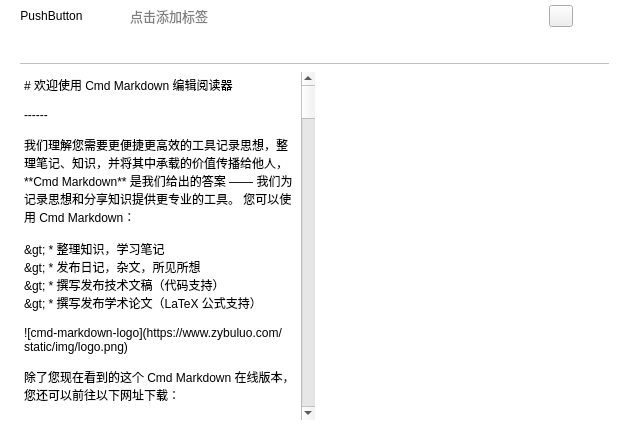
The window that views/markdowneditorwidget.ui (Gitnoter/Gitnoter) describes before a commit, drawn with Qt 5.
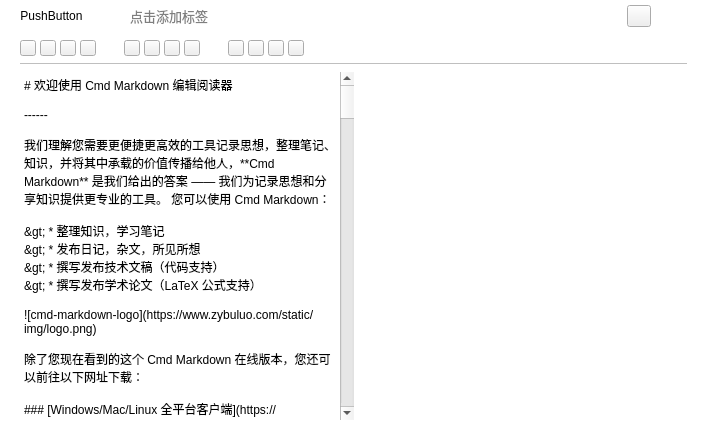
The same window after the commit. Icons and pictures are not drawn. Custom widgets are drawn as their Qt base class.

```diff
--- a/views/markdowneditorwidget.ui
+++ b/views/markdowneditorwidget.ui
@@ -6,7 +6,7 @@
    <rect>
     <x>0</x>
     <y>0</y>
-    <width>629</width>
+    <width>707</width>
     <height>428</height>
    </rect>
   </property>
@@ -290,8 +290,299 @@
              <height>32</height>
             </size>
            </property>
-           <widget class="QWidget" name="page"/>
-           <widget class="QWidget" name="page_2"/>
+           <widget class="QWidget" name="page_editTools">
+            <layout class="QHBoxLayout" name="horizontalLayout_4">
+             <property name="spacing">
+              <number>4</number>
+             </property>
+             <property name="leftMargin">
+              <number>0</number>
+             </property>
+             <property name="topMargin">
+              <number>0</number>
+             </property>
+             <property name="rightMargin">
+              <number>0</number>
+             </property>
+             <property name="bottomMargin">
+              <number>0</number>
+             </property>
+             <item>
+              <widget class="QPushButton" name="pushButton_headerSize">
+               <property name="minimumSize">
+                <size>
+                 <width>16</width>
+                 <height>16</height>
+                </size>
+               </property>
+               <property name="maximumSize">
+                <size>
+                 <width>16</width>
+                 <height>16</height>
+                </size>
+               </property>
+               <property name="text">
+                <string/>
+               </property>
+              </widget>
+             </item>
+             <item>
+              <widget class="QPushButton" name="pushButton_bold">
+               <property name="minimumSize">
+                <size>
+                 <width>16</width>
+                 <height>16</height>
+                </size>
+               </property>
+               <property name="maximumSize">
+                <size>
+                 <width>16</width>
+                 <height>16</height>
+                </size>
+               </property>
+               <property name="text">
+                <string/>
+               </property>
+              </widget>
+             </item>
+             <item>
+              <widget class="QPushButton" name="pushButton_italic">
+               <property name="minimumSize">
+                <size>
+                 <width>16</width>
+                 <height>16</height>
+                </size>
+               </property>
+               <property name="maximumSize">
+                <size>
+                 <width>16</width>
+                 <height>16</height>
+                </size>
+               </property>
+               <property name="text">
+                <string/>
+               </property>
+              </widget>
+             </item>
+             <item>
+              <widget class="QPushButton" name="pushButton_strickout">
+               <property name="minimumSize">
+                <size>
+                 <width>16</width>
+                 <height>16</height>
+                </size>
+               </property>
+               <property name="maximumSize">
+                <size>
+                 <width>16</width>
+                 <height>16</height>
+                </size>
+               </property>
+               <property name="text">
+                <string/>
+               </property>
+              </widget>
+             </item>
+             <item>
+              <widget class="QWidget" name="widget_2" native="true">
+               <property name="minimumSize">
+                <size>
+                 <width>20</width>
+                 <height>0</height>
+                </size>
+               </property>
+               <property name="maximumSize">
+                <size>
+                 <width>20</width>
+                 <height>16777215</height>
+                </size>
+               </property>
+              </widget>
+             </item>
+             <item>
+              <widget class="QPushButton" name="pushButton_quote">
+               <property name="minimumSize">
+                <size>
+                 <width>16</width>
+                 <height>16</height>
+                </size>
+               </property>
+               <property name="maximumSize">
+                <size>
+                 <width>16</width>
+                 <height>16</height>
+                </size>
+               </property>
+               <property name="text">
+                <string/>
+               </property>
+              </widget>
+             </item>
+             <item>
+              <widget class="QPushButton" name="pushButton_code">
+               <property name="minimumSize">
+                <size>
+                 <width>16</width>
+                 <height>16</height>
+                </size>
+               </property>
+               <property name="maximumSize">
+                <size>
+                 <width>16</width>
+                 <height>16</height>
+                </size>
+               </property>
+               <property name="text">
+                <string/>
+               </property>
+              </widget>
+             </item>
+             <item>
+              <widget class="QPushButton" name="pushButton_link">
+               <property name="minimumSize">
+                <size>
+                 <width>16</width>
+                 <height>16</height>
+                </size>
+               </property>
+               <property name="maximumSize">
+                <size>
+                 <width>16</width>
+                 <height>16</height>
+                </size>
+               </property>
+               <property name="text">
+                <string/>
+               </property>
+              </widget>
+             </item>
+             <item>
+              <widget class="QPushButton" name="pushButton_image">
+               <property name="minimumSize">
+                <size>
+                 <width>16</width>
+                 <height>16</height>
+                </size>
+               </property>
+               <property name="maximumSize">
+                <size>
+                 <width>16</width>
+                 <height>16</height>
+                </size>
+               </property>
+               <property name="text">
+                <string/>
+               </property>
+              </widget>
+             </item>
+             <item>
+              <widget class="QWidget" name="widget_3" native="true">
+               <property name="minimumSize">
+                <size>
+                 <width>20</width>
+                 <height>0</height>
+                </size>
+               </property>
+               <property name="maximumSize">
+                <size>
+                 <width>20</width>
+                 <height>16777215</height>
+                </size>
+               </property>
+              </widget>
+             </item>
+             <item>
+              <widget class="QPushButton" name="pushButton_unordered">
+               <property name="minimumSize">
+                <size>
+                 <width>16</width>
+                 <height>16</height>
+                </size>
+               </property>
+               <property name="maximumSize">
+                <size>
+                 <width>16</width>
+                 <height>16</height>
+                </size>
+               </property>
+               <property name="text">
+                <string/>
+               </property>
+              </widget>
+             </item>
+             <item>
+              <widget class="QPushButton" name="pushButton_ordered">
+               <property name="minimumSize">
+                <size>
+                 <width>16</width>
+                 <height>16</height>
+                </size>
+               </property>
+               <property name="maximumSize">
+                <size>
+                 <width>16</width>
+                 <height>16</height>
+                </size>
+               </property>
+               <property name="text">
+                <string/>
+               </property>
+              </widget>
+             </item>
+             <item>
+              <widget class="QPushButton" name="pushButton_taskList">
+               <property name="minimumSize">
+                <size>
+                 <width>16</width>
+                 <height>16</height>
+                </size>
+               </property>
+               <property name="maximumSize">
+                <size>
+                 <width>16</width>
+                 <height>16</height>
+                </size>
+               </property>
+               <property name="text">
+                <string/>
+               </property>
+              </widget>
+             </item>
+             <item>
+              <widget class="QPushButton" name="pushButton_table">
+               <property name="minimumSize">
+                <size>
+                 <width>16</width>
+                 <height>16</height>
+                </size>
+               </property>
+               <property name="maximumSize">
+                <size>
+                 <width>16</width>
+                 <height>16</height>
+                </size>
+               </property>
+               <property name="text">
+                <string/>
+               </property>
+              </widget>
+             </item>
+             <item>
+              <spacer name="horizontalSpacer_2">
+               <property name="orientation">
+                <enum>Qt::Horizontal</enum>
+               </property>
+               <property name="sizeHint" stdset="0">
+                <size>
+                 <width>40</width>
+                 <height>20</height>
+                </size>
+               </property>
+              </spacer>
+             </item>
+            </layout>
+           </widget>
+           <widget class="QWidget" name="page_noteDate"/>
           </widget>
          </item>
         </layout>
```
Left out of the diff: 99 changed lines with no effect on the pictures.
